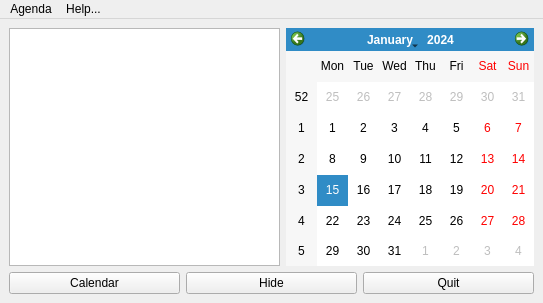
The window that ui/agenda.ui (berndhs/souffleur) describes before a commit, drawn with Qt 5.
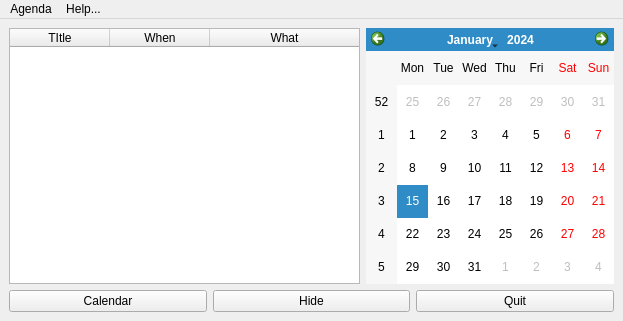
The same window after the commit. Icons and pictures are not drawn.

Diff of the .ui file:
```diff
--- a/ui/agenda.ui
+++ b/ui/agenda.ui
@@ -6,8 +6,8 @@
    <rect>
     <x>0</x>
     <y>0</y>
-    <width>543</width>
-    <height>303</height>
+    <width>623</width>
+    <height>321</height>
    </rect>
   </property>
   <property name="windowTitle">
@@ -19,16 +19,6 @@
   </property>
   <widget class="QWidget" name="centralwidget">
    <layout class="QGridLayout" name="gridLayout">
-    <item row="0" column="0">
-     <widget class="QTableView" name="activityList">
-      <property name="sizePolicy">
-       <sizepolicy hsizetype="Expanding" vsizetype="Expanding">
-        <horstretch>30</horstretch>
-        <verstretch>20</verstretch>
-       </sizepolicy>
-      </property>
-     </widget>
-    </item>
     <item row="0" column="1">
      <widget class="QCalendarWidget" name="calendarWidget">
       <property name="sizePolicy">
@@ -64,6 +54,37 @@
       </item>
      </layout>
     </item>
+    <item row="0" column="0">
+     <widget class="QTableWidget" name="activityList">
+      <property name="sizePolicy">
+       <sizepolicy hsizetype="Expanding" vsizetype="Expanding">
+        <horstretch>30</horstretch>
+        <verstretch>20</verstretch>
+       </sizepolicy>
+      </property>
+      <attribute name="horizontalHeaderStretchLastSection">
+       <bool>true</bool>
+      </attribute>
+      <attribute name="verticalHeaderVisible">
+       <bool>false</bool>
+      </attribute>
+      <column>
+       <property name="text">
+        <string>TItle</string>
+       </property>
+      </column>
+      <column>
+       <property name="text">
+        <string>When</string>
+       </property>
+      </column>
+      <column>
+       <property name="text">
+        <string>What</string>
+       </property>
+      </column>
+     </widget>
+    </item>
    </layout>
   </widget>
   <widget class="QMenuBar" name="menubar">
@@ -71,7 +92,7 @@
     <rect>
      <x>0</x>
      <y>0</y>
-     <width>543</width>
+     <width>623</width>
      <height>25</height>
     </rect>
    </property>
```
